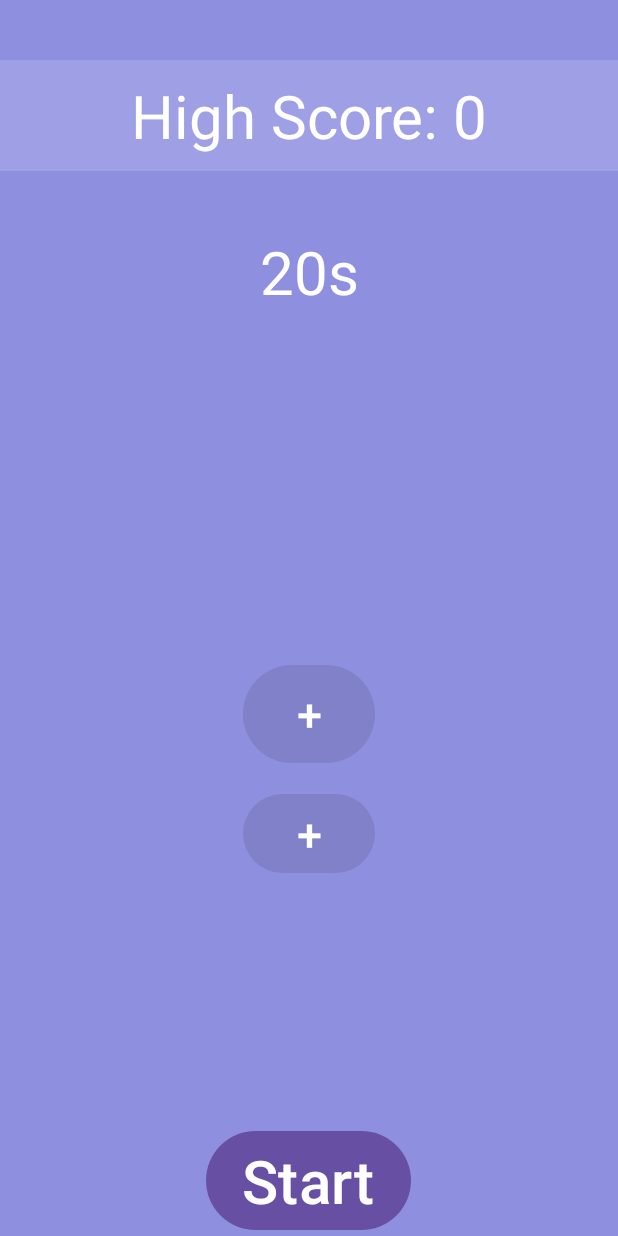
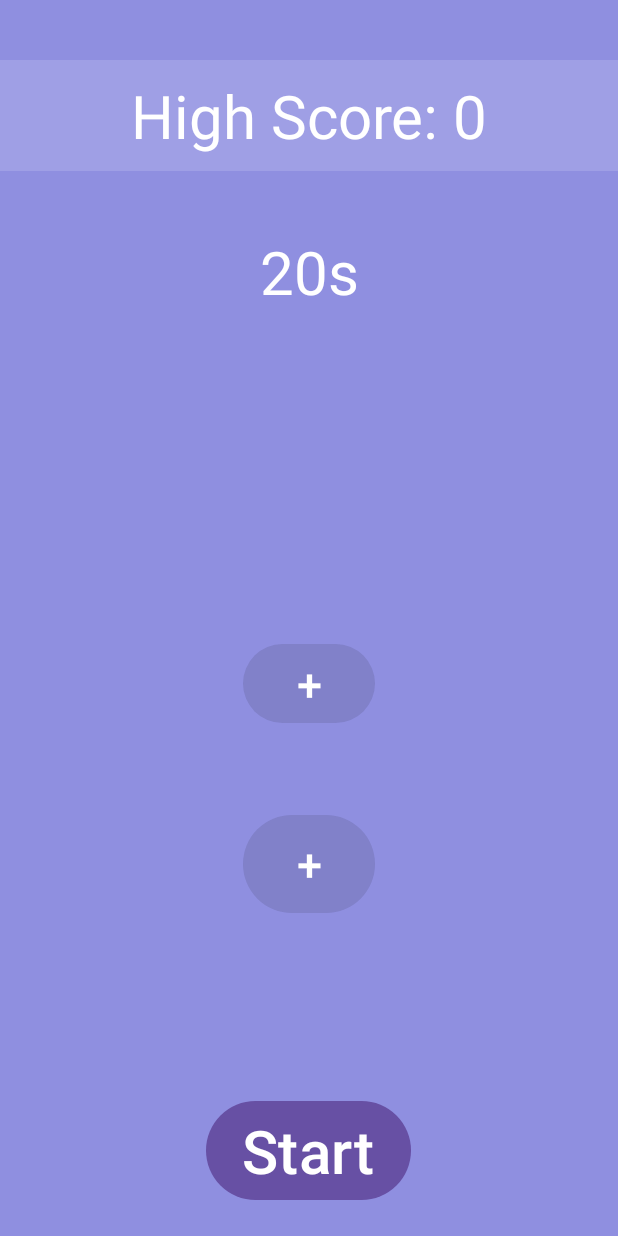
Before and after one commit to gabegaglio/ClickerGame, an Android app: the screen it shows after launch (MainActivity), on a phone screen of 412 x 824 dp. Run offline under Robolectric (Android 15) with nearby library versions, the phone set to English and light mode, and no system bars.

Commit message:
more styling changes

```diff
--- a/app/src/main/res/layout/activity_main.xml
+++ b/app/src/main/res/layout/activity_main.xml
@@ -56,6 +56,7 @@
                 android:layout_width="wrap_content"
                 android:layout_height="wrap_content"
                 android:layout_gravity="bottom|center"
+                android:layout_marginBottom="20dp"
                 android:gravity="center"
                 android:hapticFeedbackEnabled="true"
                 android:text="Start"
@@ -63,11 +64,11 @@
                 android:textSize="40sp" />
 
             <Button
-                android:id="@+id/counterBtn2"
+                android:id="@+id/counterBtn1"
                 android:layout_width="wrap_content"
-                android:layout_height="73dp"
+                android:layout_height="wrap_content"
                 android:layout_gravity="center"
-                android:layout_marginBottom="40dp"
+                android:layout_marginBottom="60dp"
                 android:gravity="center"
                 android:hapticFeedbackEnabled="true"
                 android:text="+"
@@ -75,11 +76,11 @@
                 android:textSize="30sp" />
 
             <Button
-                android:id="@+id/counterBtn1"
+                android:id="@+id/counterBtn2"
                 android:layout_width="wrap_content"
-                android:layout_height="wrap_content"
+                android:layout_height="73dp"
                 android:layout_gravity="center"
-                android:layout_marginTop="40dp"
+                android:layout_marginTop="60dp"
                 android:gravity="center"
                 android:hapticFeedbackEnabled="true"
                 android:text="+"
```
